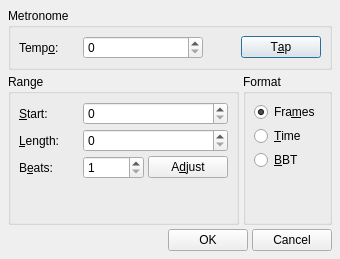
Before: the Qt Designer form src/qtractorTempoAdjustForm.ui in rncbc/qtractor, drawn with Qt 5.
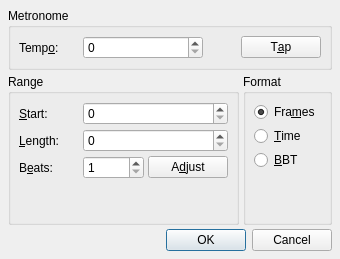
After: the same form once the commit is applied. Icons and pictures are not drawn. Custom widgets are drawn as their Qt base class.

Commit message: - General standard dialog buttons layout is now in place.

```diff
--- a/src/qtractorTempoAdjustForm.ui
+++ b/src/qtractorTempoAdjustForm.ui
@@ -270,41 +270,14 @@
     </widget>
    </item>
    <item row="2" column="0" colspan="2">
-    <layout class="QHBoxLayout">
-     <item>
-      <spacer>
+    <widget class="QDialogButtonBox" name="DialogButtonBox">
        <property name="orientation">
         <enum>Qt::Horizontal</enum>
        </property>
-       <property name="sizeHint" stdset="0">
-        <size>
-         <width>20</width>
-         <height>20</height>
-        </size>
-       </property>
-      </spacer>
-     </item>
-     <item>
-      <widget class="QPushButton" name="OkPushButton">
-       <property name="text">
-        <string>OK</string>
-       </property>
-       <property name="icon">
-        <iconset resource="qtractor.qrc">:/images/formAccept.png</iconset>
-       </property>
-      </widget>
-     </item>
-     <item>
-      <widget class="QPushButton" name="CancelPushButton">
-       <property name="text">
-        <string>Cancel</string>
-       </property>
-       <property name="icon">
-        <iconset resource="qtractor.qrc">:/images/formReject.png</iconset>
-       </property>
-      </widget>
-     </item>
-    </layout>
+     <property name="standardButtons">
+      <set>QDialogButtonBox::Cancel|QDialogButtonBox::Ok</set>
+     </property>
+    </widget>
    </item>
   </layout>
  </widget>
```
Left out of the diff: 3 changed lines with no effect on the pictures. Lines whose indentation alone changed are shown as unchanged. The commit also changes 26 other files.
